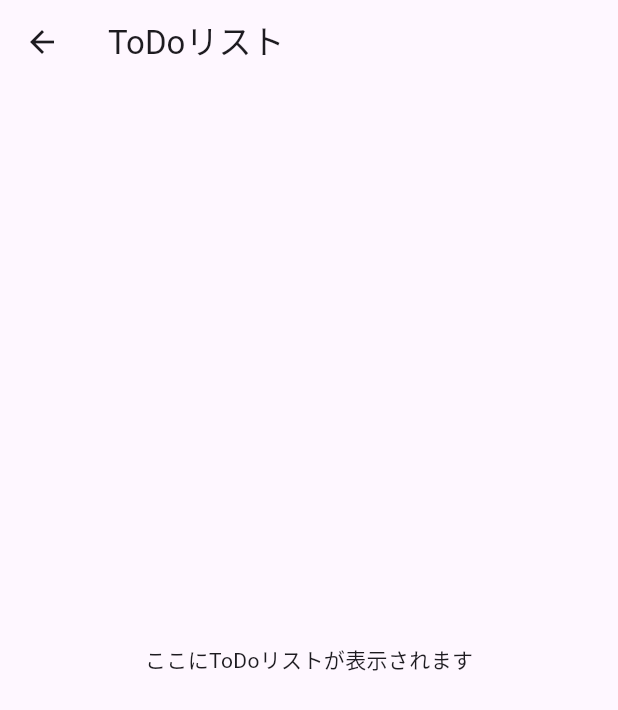
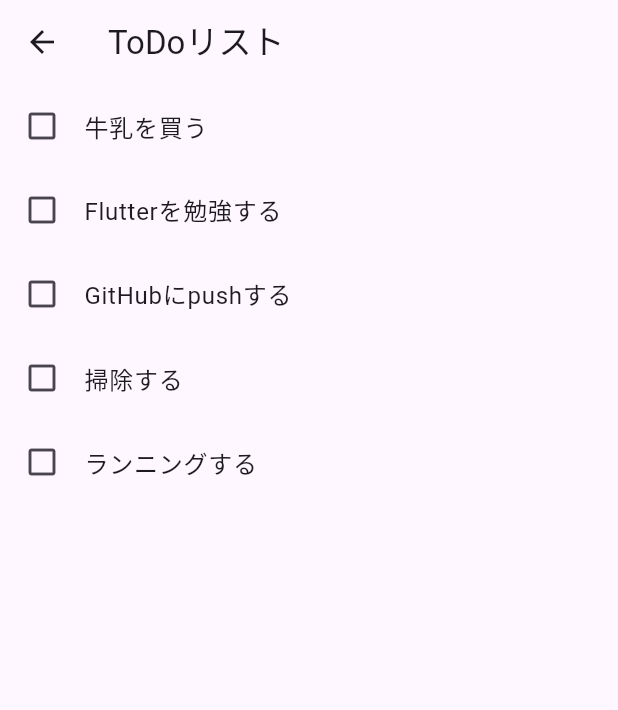
Before and after one commit to Sumire2125/flutter_sample_ios_app, a Flutter app: the TodoListScreen screen opened directly, on a phone screen of 412 x 824 dp. Shown: the top 710 px of the screen. Run offline on Flutter 3.47's test engine with Material 3 defaults, Android fonts, the phone set to English and light mode, and no system bars.

Commit message:
ステップ2（ダミーデータでTODOリスト画面作成）

```diff
--- a/lib/main.dart
+++ b/lib/main.dart
@@ -42,16 +42,31 @@ class HomeScreen extends StatelessWidget {
   }
 }
 
-// ToDoリスト画面（まだ仮）
+// ToDoリスト画面（ステップ2）
 class TodoListScreen extends StatelessWidget {
   const TodoListScreen({super.key});
 
   @override
   Widget build(BuildContext context) {
+    // ダミーデータ（あとで入力フォームで増やせるようにする）
+    final todos = [
+      '牛乳を買う',
+      'Flutterを勉強する',
+      'GitHubにpushする',
+      '掃除する',
+      'ランニングする',
+    ];
+
     return Scaffold(
       appBar: AppBar(title: const Text('ToDoリスト')),
-      body: const Center(
-        child: Text('ここにToDoリストが表示されます'),
+      body: ListView.builder(
+        itemCount: todos.length,
+        itemBuilder: (context, index) {
+          return ListTile(
+            leading: const Icon(Icons.check_box_outline_blank),
+            title: Text(todos[index]),
+          );
+        },
       ),
     );
   }
```
